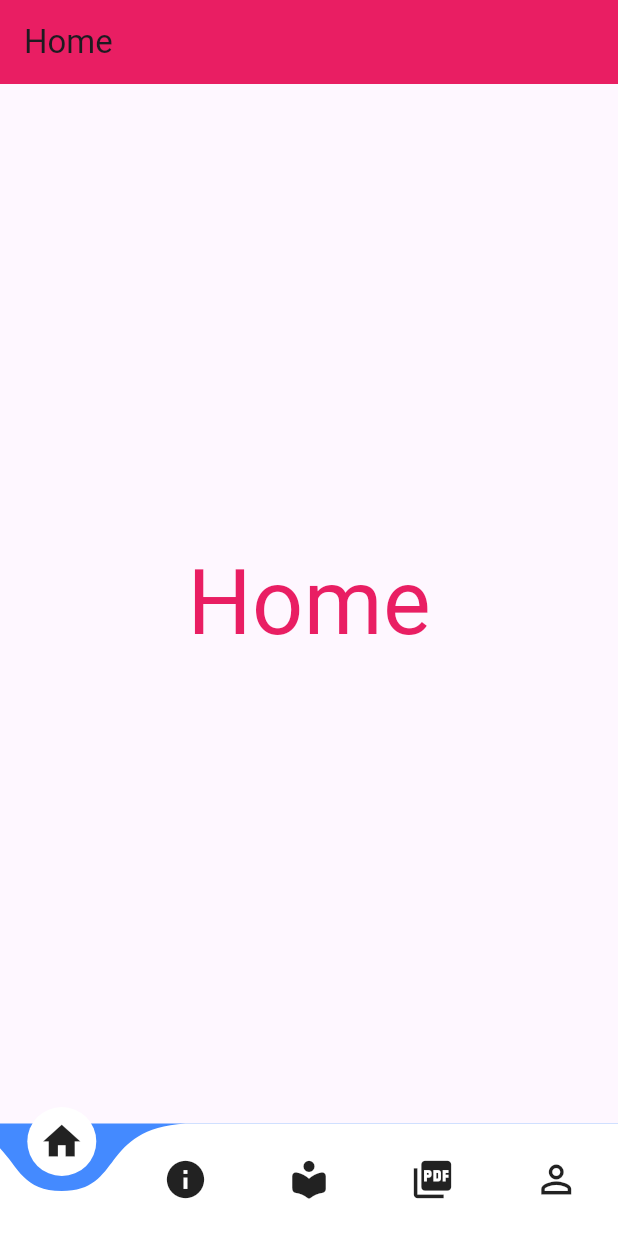
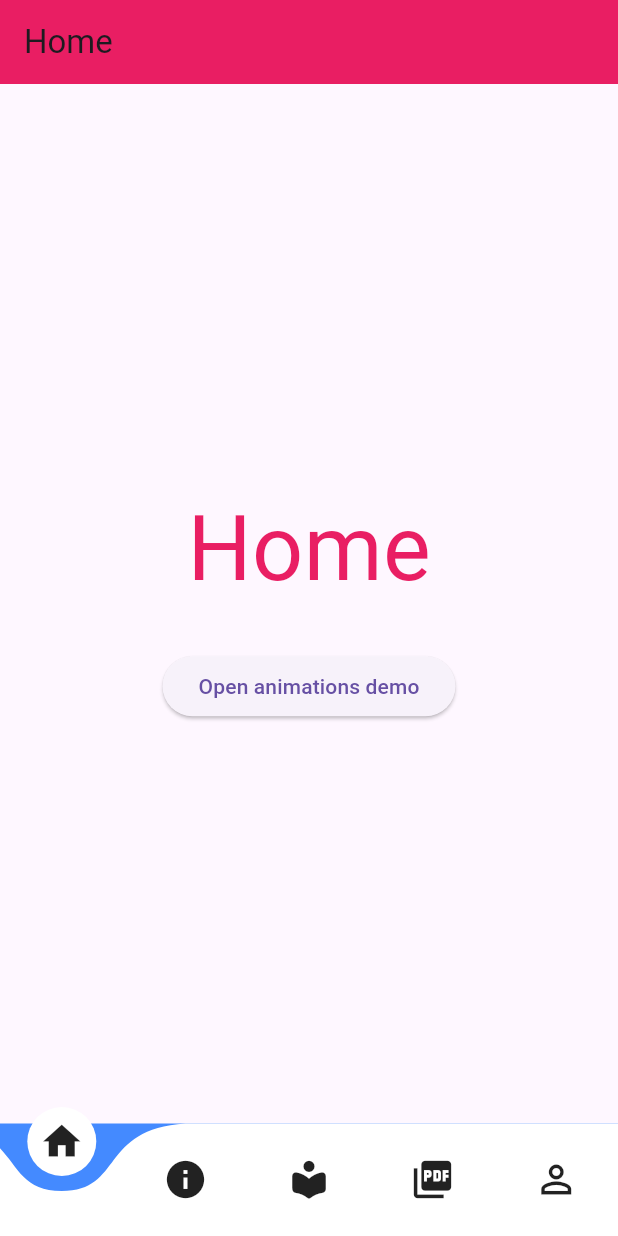
Before and after one commit to mohammedaassou/flutter_animated_navbar, a Flutter app: the screen it shows after launch, on a phone screen of 412 x 824 dp. Run offline on Flutter 3.47's test engine with Material 3 defaults, Android fonts, the phone set to English and light mode, and no system bars; drawn by our look-alikes of curved_navigation_bar.

Commit message:
feat: Add animations demo and integrate animations package

```diff
--- a/lib/screens/Home.dart
+++ b/lib/screens/Home.dart
@@ -1,4 +1,5 @@
 import 'package:flutter/material.dart';
+import 'package:curved_app2/screens/animations_demo.dart';
 
 class Home extends StatefulWidget {
   const Home({super.key});
@@ -11,14 +12,28 @@ class _HomeState extends State<Home> {
   @override
   Widget build(BuildContext context) {
     return Scaffold(
-      appBar: AppBar(
-        title: Text("Home"),
-        backgroundColor: Colors.pink,
+      appBar: AppBar(title: Text("Home"), backgroundColor: Colors.pink),
+
+      body: Center(
+        child: Column(
+          mainAxisSize: MainAxisSize.min,
+          children: [
+            const Text(
+              "Home",
+              style: TextStyle(fontSize: 60, color: Colors.pink),
+            ),
+            const SizedBox(height: 24),
+            ElevatedButton(
+              onPressed: () {
+                Navigator.of(context).push(
+                  MaterialPageRoute(builder: (_) => const AnimationsDemo()),
+                );
+              },
+              child: const Text('Open animations demo'),
+            ),
+          ],
+        ),
       ),
-
-      body: Center(child: Text("Home", style: TextStyle(
-        fontSize: 60, color: Colors.pink
-      ),),),
     );
   }
 }
--- a/lib/screens/PrincipalPage.dart
+++ b/lib/screens/PrincipalPage.dart
@@ -2,8 +2,10 @@ import 'package:curved_app2/screens/Contact.dart';
 import 'package:curved_app2/screens/Home.dart';
 import 'package:curved_app2/screens/Info.dart';
 import 'package:curved_app2/screens/Pictures.dart';
+import 'package:curved_app2/screens/animations_demo.dart';
 import 'package:flutter/material.dart';
 import 'package:curved_navigation_bar/curved_navigation_bar.dart';
+
 class Principalpage extends StatefulWidget {
   const Principalpage({super.key});
 
@@ -14,7 +16,13 @@ class Principalpage extends StatefulWidget {
 class _PrincipalpageState extends State<Principalpage> {
   int _page = 0;
   GlobalKey<CurvedNavigationBarState> _bottomNavigationKey = GlobalKey();
-  List<Widget> screens = [Home(), Info(), Contact(), Pictures()];
+  List<Widget> screens = [
+    Home(),
+    Info(),
+    Contact(),
+    Pictures(),
+    AnimationsDemo(),
+  ];
   @override
   Widget build(BuildContext context) {
     return Scaffold(
@@ -27,7 +35,6 @@ class _PrincipalpageState extends State<Principalpage> {
           Icon(Icons.local_library_rounded, size: 30),
           Icon(Icons.picture_as_pdf, size: 30),
           Icon(Icons.perm_identity, size: 30),
-
         ],
         color: Colors.white,
         buttonBackgroundColor: Colors.white,
@@ -41,7 +48,7 @@ class _PrincipalpageState extends State<Principalpage> {
         },
         letIndexChange: (index) => true,
       ),
-      body: screens[_page]
+      body: screens[_page],
     );
   }
 }
--- a/pubspec.yaml
+++ b/pubspec.yaml
@@ -35,6 +35,7 @@ dependencies:
   # Use with the CupertinoIcons class for iOS style icons.
   cupertino_icons: ^1.0.8
   curved_navigation_bar: ^1.0.6
+  animations: ^2.1.1
 
 dev_dependencies:
   flutter_test:
```
Also changed, not shown: lib/screens/animations_demo.dart (added, +78 -0 lines), pubspec.lock, 13 other files.
